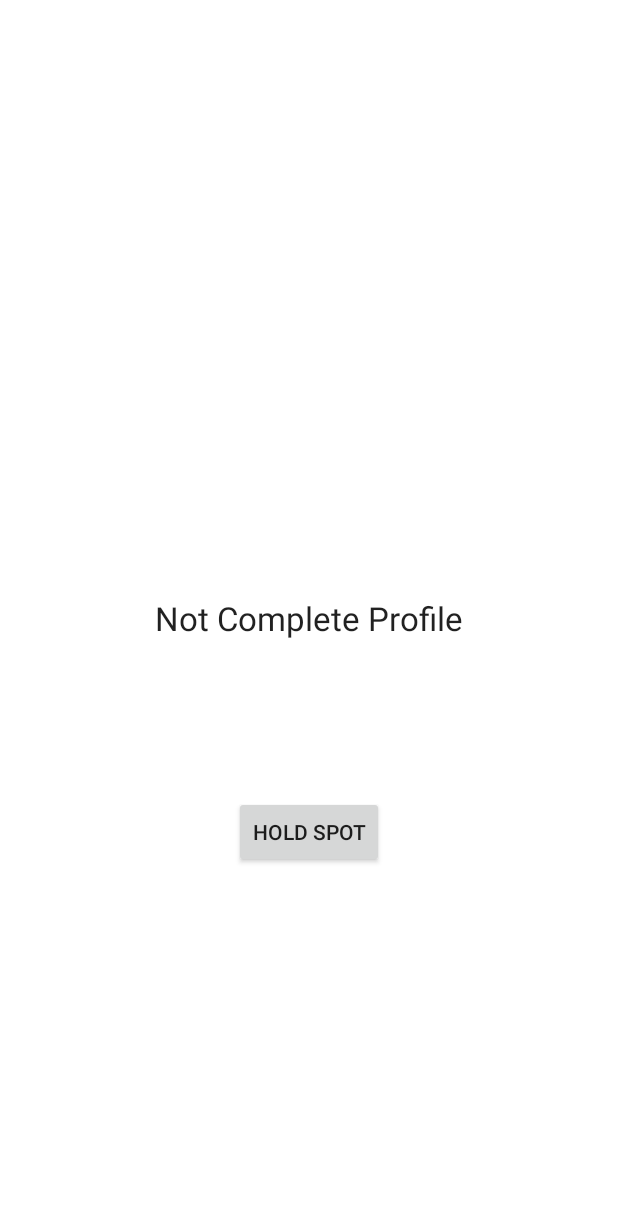
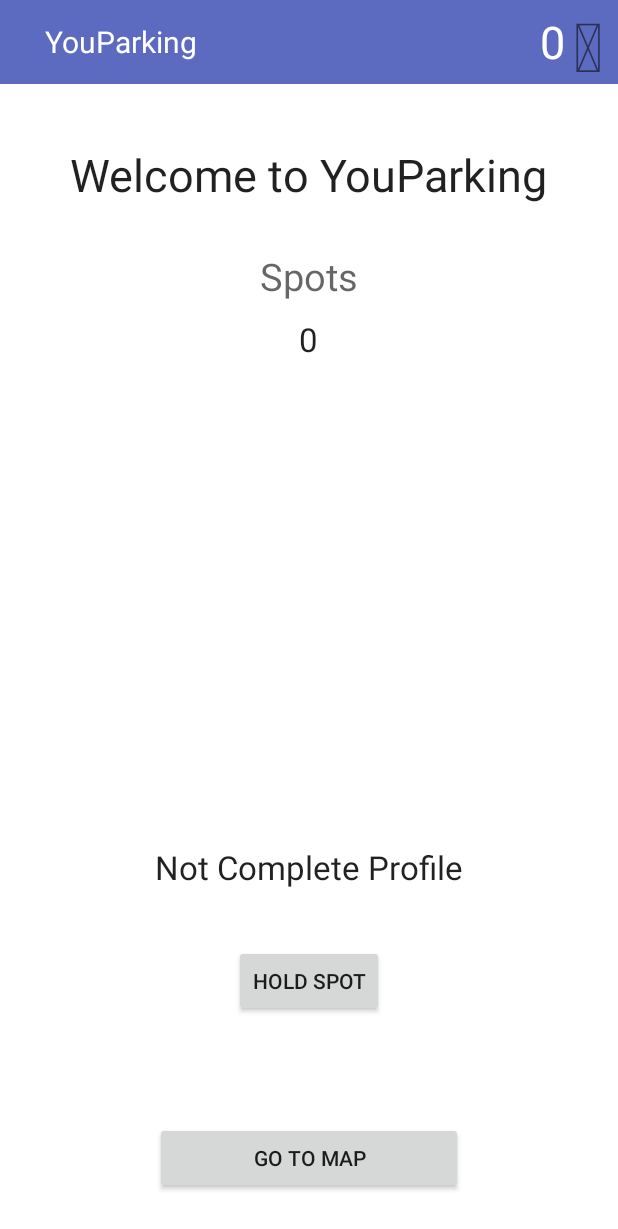
Before and after one commit to YouParking1/YouParking, an Android app: the HomeActivity screen opened directly, with no data from a screen before it, on a phone screen of 412 x 824 dp. Shown: the top 1229 px of the screen. Run offline under Robolectric (Android 15) with nearby library versions, the phone set to English and light mode, and no system bars.

Commit message:
Home page added. Doesn't look great but I can't do much with it right now.

```diff
--- /dev/null
+++ b/YParking/app/src/main/java/troy/com/youparking/FontManager.java
@@ -0,0 +1,30 @@
+package troy.com.youparking;
+
+import android.content.Context;
+import android.graphics.Typeface;
+import android.view.View;
+import android.view.ViewGroup;
+import android.widget.TextView;
+
+public class FontManager {
+
+    public static final String ROOT = "fonts/",
+            FONTAWESOME = ROOT + "fontawesome-webfont.ttf";
+
+    public static Typeface getTypeface(Context context, String font) {
+        return Typeface.createFromAsset(context.getAssets(), font);
+    }
+
+    public static void markAsIconContainer(View v, Typeface typeface) {
+        if (v instanceof ViewGroup) {
+            ViewGroup vg = (ViewGroup) v;
+            for (int i = 0; i < vg.getChildCount(); i++) {
+                View child = vg.getChildAt(i);
+                markAsIconContainer(child, typeface);
+            }
+        } else if (v instanceof TextView) {
+            ((TextView) v).setTypeface(typeface);
+        }
+    }
+
+}
--- a/YParking/app/src/main/java/troy/com/youparking/HomeActivity.java
+++ b/YParking/app/src/main/java/troy/com/youparking/HomeActivity.java
@@ -1,16 +1,29 @@
 package troy.com.youparking;
 
 import android.content.Intent;
+import android.graphics.Typeface;
 import android.support.v7.app.AppCompatActivity;
 import android.os.Bundle;
 import android.view.View;
+import android.widget.TextView;
 
 public class HomeActivity extends AppCompatActivity {
+
+    TextView tickets, spots;
+
 
     @Override
     protected void onCreate(Bundle savedInstanceState) {
         super.onCreate(savedInstanceState);
         setContentView(R.layout.activity_home);
+
+        Typeface iconFont = FontManager.getTypeface(getApplicationContext(), FontManager.FONTAWESOME);
+        FontManager.markAsIconContainer(findViewById(R.id.icons), iconFont);
+
+        tickets = (TextView)findViewById(R.id.numTickets);
+        spots = (TextView)findViewById(R.id.spotsAvailable);
+
+        /* TODO: Travis Clinkscales - Go to database and grab the number of spots that are available and number of tickets the user owns */
     }
 
     public void openMyMap(View view) {
--- a/YParking/app/src/main/res/layout/activity_home.xml
+++ b/YParking/app/src/main/res/layout/activity_home.xml
@@ -1,30 +1,76 @@
 <?xml version="1.0" encoding="utf-8"?>
 <RelativeLayout xmlns:android="http://schemas.android.com/apk/res/android"
     xmlns:tools="http://schemas.android.com/tools"
-    android:layout_width="match_parent"
-    android:layout_height="match_parent"
-    android:paddingBottom="@dimen/activity_vertical_margin"
-    android:paddingLeft="@dimen/activity_horizontal_margin"
-    android:paddingRight="@dimen/activity_horizontal_margin"
-    android:paddingTop="@dimen/activity_vertical_margin"
+    android:layout_width="fill_parent"
+    android:layout_height="fill_parent"
     tools:context="troy.com.youparking.HomeActivity">
+
+    <include layout="@layout/custom_actionbar"
+        android:id="@+id/include" />
+
+    <Button
+        android:layout_width="wrap_content"
+        android:layout_height="wrap_content"
+        android:text="Go to Map"
+        android:id="@+id/mapButton"
+        android:onClick="openMyMap"
+        android:layout_marginBottom="28dp"
+        android:layout_alignParentBottom="true"
+        android:layout_alignRight="@+id/textView4"
+        android:layout_alignEnd="@+id/textView4"
+        android:layout_alignLeft="@+id/textView4"
+        android:layout_alignStart="@+id/textView4" />
+
+    <TextView
+        android:layout_width="wrap_content"
+        android:layout_height="wrap_content"
+        android:textAppearance="?android:attr/textAppearanceLarge"
+        android:text="Welcome to YouParking"
+        android:id="@+id/textView2"
+        android:layout_marginTop="40dp"
+        android:textSize="30dp"
+        android:layout_below="@+id/include"
+        android:layout_centerHorizontal="true" />
+
+    <TextView
+        android:layout_width="wrap_content"
+        android:layout_height="wrap_content"
+        android:textAppearance="?android:attr/textAppearanceMedium"
+        android:text="Spots"
+        android:id="@+id/textView3"
+        android:layout_marginTop="30dp"
+        android:textSize="25dp"
+        android:layout_below="@+id/textView2"
+        android:layout_centerHorizontal="true" />
+
+    <TextView
+        android:layout_width="wrap_content"
+        android:layout_height="wrap_content"
+        android:textAppearance="?android:attr/textAppearanceLarge"
+        android:text="0"
+        android:id="@+id/spotsAvailable"
+        android:layout_below="@+id/textView3"
+        android:layout_centerHorizontal="true"
+        android:layout_marginTop="10dp" />
 
     <TextView
         android:layout_width="wrap_content"
         android:layout_height="wrap_content"
         android:textAppearance="?android:attr/textAppearanceLarge"
         android:text="Not Complete Profile"
-        android:id="@+id/textView2"
-        android:layout_centerVertical="true"
-        android:layout_centerHorizontal="true" />
+        android:id="@+id/textView4"
+        android:layout_above="@+id/holdButton"
+        android:layout_centerHorizontal="true"
+        android:layout_marginBottom="37dp" />
 
     <Button
         android:layout_width="wrap_content"
         android:layout_height="wrap_content"
         android:text="Hold Spot"
-        android:id="@+id/button"
-        android:layout_below="@+id/textView2"
-        android:layout_centerHorizontal="true"
-        android:layout_marginTop="104dp"
-        android:onClick="openMyMap" />
+        android:id="@+id/holdButton"
+        android:onClick="openMyMap"
+        android:layout_marginBottom="70dp"
+        android:layout_above="@+id/mapButton"
+        android:layout_centerHorizontal="true" />
+
 </RelativeLayout>
--- a/YParking/app/src/main/res/layout/custom_actionbar.xml
+++ b/YParking/app/src/main/res/layout/custom_actionbar.xml
@@ -2,25 +2,8 @@
 <RelativeLayout xmlns:android="http://schemas.android.com/apk/res/android"
     android:layout_width="match_parent"
     android:layout_height="?android:actionBarSize"
+    android:id="@+id/icons"
     android:background="#5C6BC0">
-
-    <ImageView
-        android:id="@+id/view_actionbar_first"
-        android:layout_width="wrap_content"
-        android:layout_height="wrap_content"
-        android:src="@android:drawable/ic_menu_camera"
-        android:layout_centerVertical="true"
-        android:layout_alignParentRight="true"
-        android:layout_margin="5dp"/>
-
-    <ImageView
-        android:id="@+id/view_actionbar_second"
-        android:layout_width="wrap_content"
-        android:layout_height="wrap_content"
-        android:src="@android:drawable/ic_menu_preferences"
-        android:layout_centerVertical="true"
-        android:layout_toLeftOf="@+id/view_actionbar_first"
-        android:layout_margin="5dp"/>
 
     <TextView
         android:id="@+id/view_actionbar_title"
@@ -32,4 +15,31 @@
         android:layout_marginLeft="30dp"
         android:textSize="20sp" />
 
+    <TextView
+        android:id="@+id/view_actionbar_first"
+        android:layout_width="match_parent"
+        android:layout_height="wrap_content"
+        android:gravity="right"
+        android:layout_weight="1"
+        android:textSize="45sp"
+        android:text="@string/fa_ticket"
+        android:layout_marginRight="10dp"
+        android:layout_alignParentBottom="true"
+        android:layout_alignParentLeft="true"
+        android:layout_alignParentStart="true" />
+
+    <TextView
+        android:layout_width="wrap_content"
+        android:layout_height="wrap_content"
+        android:textAppearance="?android:attr/textAppearanceLarge"
+        android:text="0"
+        android:id="@+id/numTickets"
+        android:textSize="30dp"
+        android:layout_marginRight="10dp"
+        android:layout_marginEnd="35dp"
+        android:layout_centerVertical="true"
+        android:layout_alignParentRight="true"
+        android:layout_alignParentEnd="true"
+        android:textColor="#ffffff" />
+
 </RelativeLayout>
--- a/YParking/app/src/main/res/values/strings.xml
+++ b/YParking/app/src/main/res/values/strings.xml
@@ -15,4 +15,5 @@
     </string>
     <string name="title_activity_general_map">Map Location</string>
     <string name="question_current_location">Is this your current location?</string>
+    <string name="fa_ticket">&#xf1fe;</string>
 </resources>
```
Also changed, not shown: YParking/app/src/main/assets/fonts/fontawesome-webfont.ttf (added).
